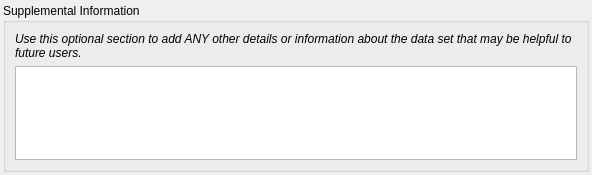
DOI-USGS/fort-pymdwizard, file pymdwizard/gui/ui_files/supplinf.ui: the form before one commit.
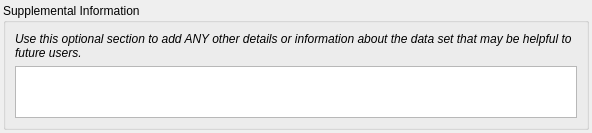
The form after the commit.

Commit message: broke apart descriptor, into several component widgets ... abstract, purpose, and supplinf.  Also changed IdInfo GUI components to take up less real estate.

```diff
--- a/pymdwizard/gui/ui_files/supplinf.ui
+++ b/pymdwizard/gui/ui_files/supplinf.ui
@@ -7,19 +7,19 @@
     <x>0</x>
     <y>0</y>
     <width>592</width>
-    <height>175</height>
+    <height>133</height>
    </rect>
   </property>
   <property name="minimumSize">
    <size>
     <width>0</width>
-    <height>135</height>
+    <height>100</height>
    </size>
   </property>
   <property name="maximumSize">
    <size>
     <width>16777215</width>
-    <height>175</height>
+    <height>133</height>
    </size>
   </property>
   <property name="font">
```
The commit also changes 15 other files.
